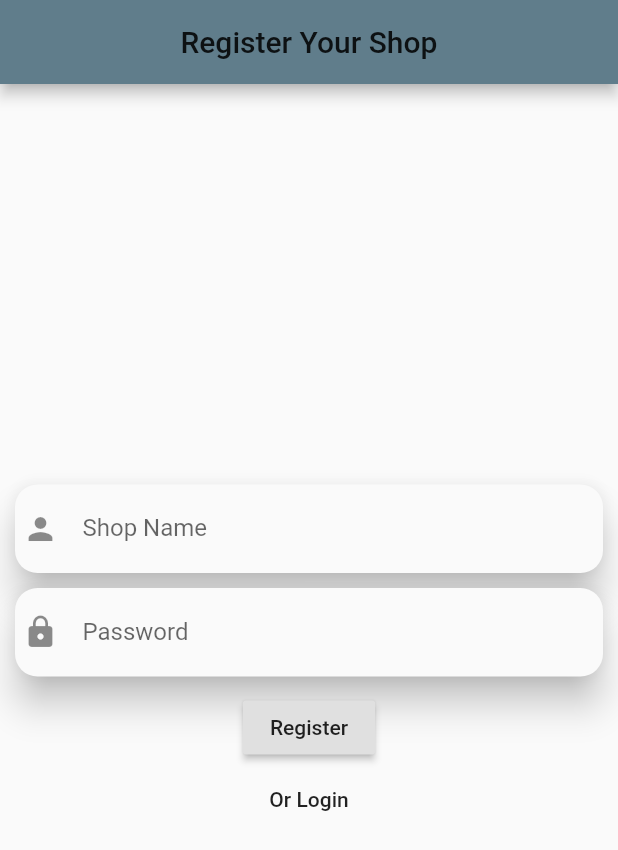
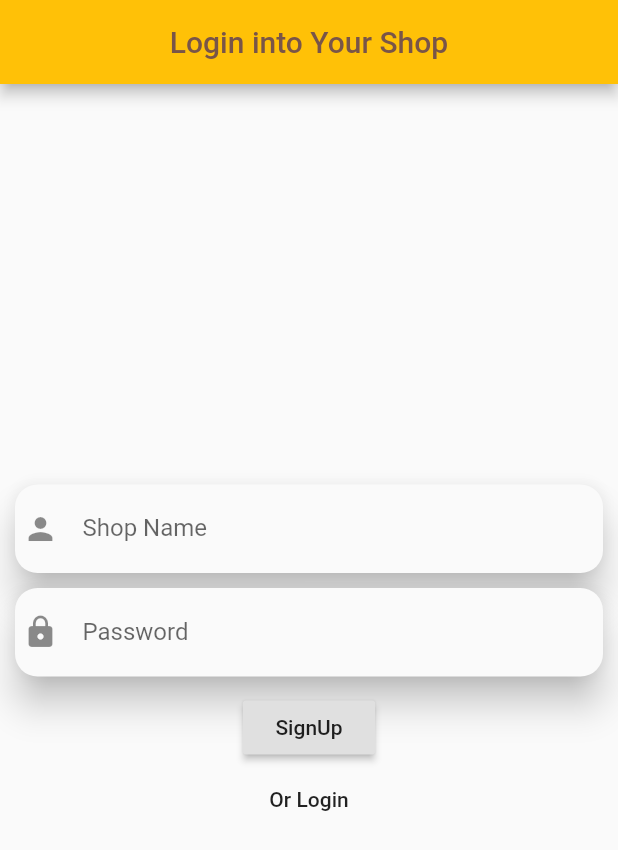
Before and after one commit to sasukeamjed/shops_login_system_app, a Flutter app: the screen it shows after launch, after a tap on "Or Register", on a phone screen of 412 x 824 dp. Shown: the top 850 px of the screen. Run offline on Flutter 3.47's test engine with Material 2 defaults, Android fonts, the phone set to English and light mode, and no system bars; our stand-ins replace firebase_auth; accounts and stored records are empty; network calls fail.

Commit message:
login system

```diff
--- a/lib/home_page.dart
+++ b/lib/home_page.dart
@@ -1,5 +1,7 @@
 import 'package:flutter/material.dart';
 import 'package:firebase_auth/firebase_auth.dart';
+
+import 'login_page.dart';
 
 
 class Home extends StatelessWidget {
@@ -9,6 +11,7 @@ class Home extends StatelessWidget {
 
   @override
   Widget build(BuildContext context) {
+    print('Home Page is build +++++++++++++++++');
     return Scaffold(
       appBar: AppBar(
         title: Text(user),
@@ -28,7 +31,9 @@ class Home extends StatelessWidget {
             ),
             RaisedButton(
               child: Text('Log Out'),
-              onPressed: _signOut,
+              onPressed: (){
+                _signOut(context);
+              },
             ),
           ],
         ),
@@ -36,7 +41,11 @@ class Home extends StatelessWidget {
     );
   }
 
-  void _signOut() async{
+  void _signOut(BuildContext context) async{
     await FirebaseAuth.instance.signOut();
+//    Navigator.pushReplacement(
+//      context,
+//      MaterialPageRoute(builder: (BuildContext context) => LogInPage()),
+//    );
   }
 }
--- a/lib/login_page.dart
+++ b/lib/login_page.dart
@@ -1,8 +1,10 @@
 import 'package:flutter/material.dart';
 import 'package:firebase_auth/firebase_auth.dart';
 
-import 'home_page.dart';
-import 'register_shop.dart';
+enum Condition{
+  logIn,
+  SignUp,
+}
 
 class LogInPage extends StatefulWidget {
   @override
@@ -16,8 +18,11 @@ class _LogInPageState extends State<LogInPage> {
 
   String _userEmail, _password;
 
+  Condition state = Condition.logIn;
+
   @override
   Widget build(BuildContext context) {
+    print('LogIn Page is build +++++++++++++++++');
     return Scaffold(
       appBar: AppBar(
         title: Text(
@@ -82,14 +87,16 @@ class _LogInPageState extends State<LogInPage> {
                 height: 10,
               ),
               RaisedButton(
-                child: Text('Login'),
-                onPressed: _logIn,
+                child: Text(state == Condition.logIn ? 'LogIn' : 'SignUp'),
+                onPressed: state == Condition.logIn ? _logIn : _registerNewUser,
               ),
               FlatButton(
-                child: Text(
-                    'Or Register'),
+                child: Text(state == Condition.logIn ? 'Or Register' : 'Or Login'),
                 onPressed: () {
-                  Navigator.pushReplacement(context, MaterialPageRoute(builder: (BuildContext context)=> RegisterShopPage()));
+                  setState(() {
+                    state = state == Condition.logIn ? Condition.SignUp : Condition.logIn;
+                  });
+//                  Navigator.pushReplacement(context, MaterialPageRoute(builder: (BuildContext context)=> RegisterShopPage()));
                 },
               ),
             ],
@@ -103,14 +110,25 @@ class _LogInPageState extends State<LogInPage> {
     final _formState = _formKey.currentState;
     _formState.save();
     try {
-      FirebaseUser user = await FirebaseAuth.instance
+      await FirebaseAuth.instance
           .signInWithEmailAndPassword(email: _userEmail, password: _password);
-      Navigator.pushReplacement(
-        context,
-        MaterialPageRoute(builder: (BuildContext context) => Home(user.email)),
-      );
+//      Navigator.pushReplacement(
+//        context,
+//        MaterialPageRoute(builder: (BuildContext context) => Home(user.email)),
+//      );
     } catch (e) {
       print(e.message);
     }
   }
+
+  _registerNewUser() async {
+    final _formState = _formKey.currentState;
+    _formState.save();
+    try{
+      await FirebaseAuth.instance
+          .createUserWithEmailAndPassword(email: _userEmail, password: _password);
+    }catch(e){
+      print(e);
+    }
+  }
 }
--- a/lib/main.dart
+++ b/lib/main.dart
@@ -3,6 +3,7 @@ import 'package:firebase_auth/firebase_auth.dart';
 
 import 'login_page.dart';
 import 'home_page.dart';
+import 'models/user_model.dart';
 
 void main() => runApp(MyApp());
 
@@ -17,20 +18,26 @@ class MyApp extends StatelessWidget {
               body1: TextStyle(color: Colors.brown),
             ),
       ),
-      home: LogInPage(),
+      home: _checkUserStatsStream(),
     );
   }
 }
 
 Widget _checkUserStatsStream(){
+  print('+++++++++ _checkUserStatsStream Function is used ++++++++++++++++');
   return StreamBuilder<FirebaseUser>(
     stream: FirebaseAuth.instance.onAuthStateChanged,
     builder: (BuildContext context, snapshot){
       if(snapshot.hasData){
+        print('++++++++++++++++ there is data +++++++++++++++++++++++');
         print('${snapshot.data}');
+        User user = User(uid: snapshot.data.uid, email: snapshot.data.email);
+        print(user.uid);
+        print(user.email);
         return Home(snapshot.data.email);
       }else{
-        print('there is no data');
+        print('---------------- there is no data -------------');
+        return LogInPage();
       }
     },
   );
--- /dev/null
+++ b/lib/models/user_model.dart
@@ -0,0 +1,5 @@
+class User{
+  final String uid;
+  final String email;
+  User({this.uid, this.email});
+}
--- a/lib/register_shop.dart
+++ /dev/null
@@ -1,106 +0,0 @@
-import 'package:flutter/material.dart';
-import 'package:firebase_auth/firebase_auth.dart';
-
-import 'home_page.dart';
-import 'login_page.dart';
-
-class RegisterShopPage extends StatefulWidget {
-  @override
-  _RegisterShopPageState createState() => _RegisterShopPageState();
-}
-
-class _RegisterShopPageState extends State<RegisterShopPage> {
-  GlobalKey<FormState> _formKey = GlobalKey();
-
-  String _userEmail, _password;
-
-  @override
-  Widget build(BuildContext context) {
-    return Scaffold(
-      appBar: AppBar(
-        backgroundColor: Colors.blueGrey,
-        title: Text(
-          'Register Your Shop',
-        ),
-        centerTitle: true,
-      ),
-      body: Center(
-        child: Padding(
-          padding: const EdgeInsets.symmetric(horizontal: 10),
-          child: Column(
-            mainAxisAlignment: MainAxisAlignment.center,
-            children: <Widget>[
-              Form(
-                key: _formKey,
-                child: Column(
-                  children: <Widget>[
-                    Material(
-                      elevation: 10,
-                      borderRadius: BorderRadius.circular(15),
-                      child: TextFormField(
-                        onSaved: (String value) {
-                          _userEmail = value;
-                        },
-                        decoration: InputDecoration(
-                            labelText: 'Shop Name',
-                            icon: Padding(
-                              padding: EdgeInsets.only(left: 5.0),
-                              child: Icon(
-                                Icons.person,
-                              ),
-                            ),
-                            border: InputBorder.none),
-                      ),
-                    ),
-                    SizedBox(
-                      height: 10,
-                    ),
-                    Material(
-                      elevation: 10,
-                      borderRadius: BorderRadius.circular(15),
-                      child: TextFormField(
-                        onSaved: (String value) {
-                          _password = value;
-                        },
-                        decoration: InputDecoration(
-                            labelText: 'Password',
-                            icon: Padding(
-                              padding: EdgeInsets.only(left: 5.0),
-                              child: Icon(
-                                Icons.lock,
-                              ),
-                            ),
-                            border: InputBorder.none),
-                      ),
-                    ),
-                  ],
-                ),
-              ),
-              SizedBox(
-                height: 10,
-              ),
-              RaisedButton(
-                child: Text('Register'),
-                onPressed: _registerNewUser,
-              ),
-              FlatButton(
-                child: Text('Or Login'),
-                onPressed: () {
-                  Navigator.pushReplacement(context, MaterialPageRoute(builder: (BuildContext context)=> LogInPage()));
-                },
-              ),
-            ],
-          ),
-        ),
-      ),
-    );
-  }
-
-  _registerNewUser() async {
-    final _formState = _formKey.currentState;
-    _formState.save();
-    await FirebaseAuth.instance
-        .createUserWithEmailAndPassword(email: _userEmail, password: _password);
-    Navigator.pushReplacement(context, MaterialPageRoute(builder: (BuildContext context)=> LogInPage()));
-  }
-}
```
